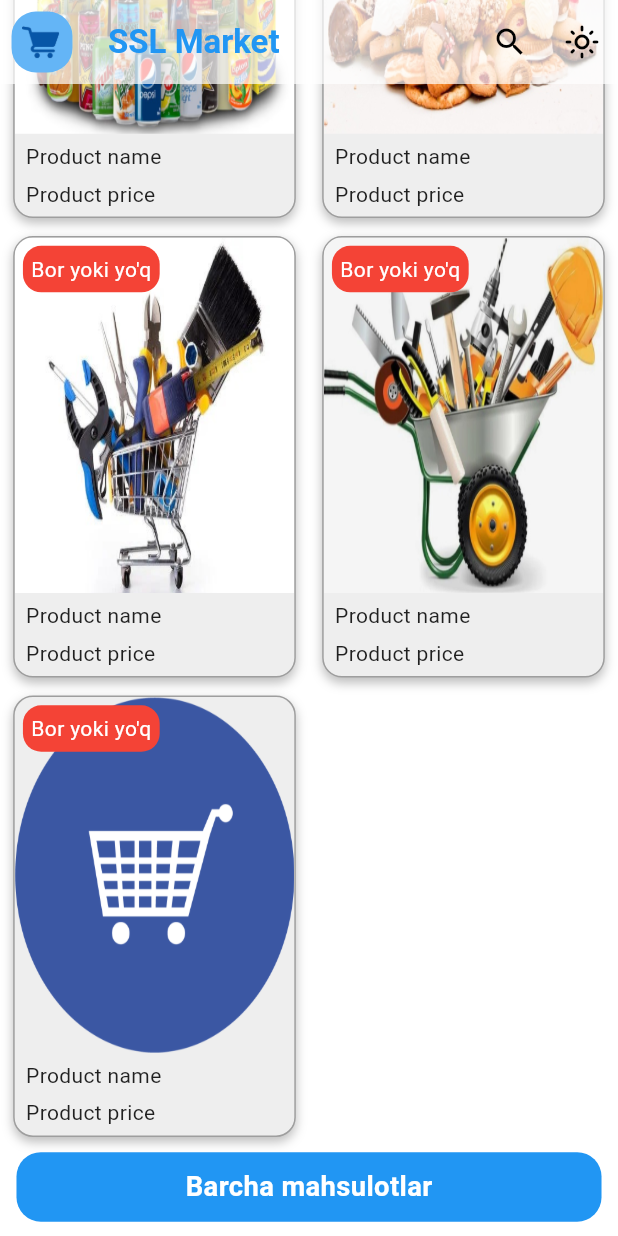
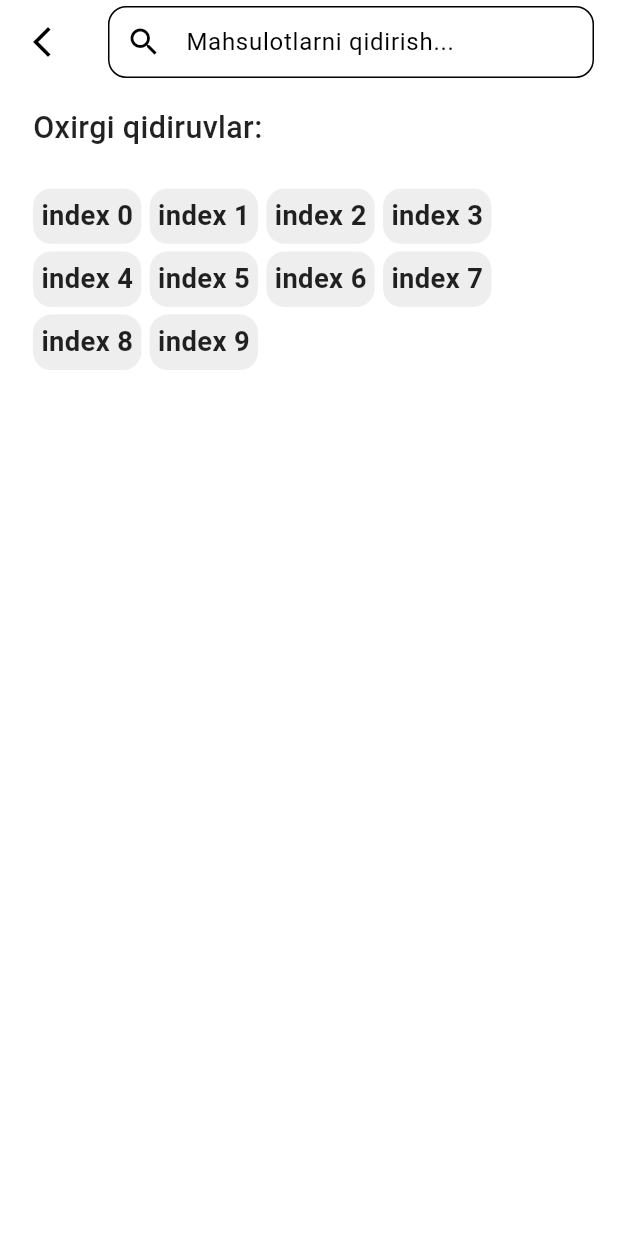
Before and after one commit to SayfiddinovJ/market, a Flutter app: the screen it shows after launch, scrolled down 1374 dp, after a tap on the "search" icon, on a phone screen of 412 x 824 dp. Run offline on Flutter 3.47's test engine with Material 3 defaults, Android fonts, the phone set to English and light mode, and no system bars; our stand-ins replace connectivity_plus, flutter_bloc, flutter_screenutil, shared_preferences, supabase_flutter; accounts and stored records are empty.

Commit message:
search screen

```diff
--- a/lib/routes/app_routes.dart
+++ b/lib/routes/app_routes.dart
@@ -1,11 +1,13 @@
 import 'package:flutter/cupertino.dart';
 import 'package:flutter/material.dart';
 import 'package:market/ui/home/home_screen.dart';
+import 'package:market/ui/search/search_screen.dart';
 import 'package:market/ui/splash/splash_screen.dart';
 
 class RouteNames {
   static const String splashScreen = "/";
   static const String home = "/home";
+  static const String search = "/search";
 }
 
 class AppRoutes {
@@ -15,12 +17,14 @@ class AppRoutes {
         return CupertinoPageRoute(builder: (context) => const SplashScreen());
       case RouteNames.home:
         return CupertinoPageRoute(builder: (context) => const HomeScreen());
-
+      case RouteNames.search:
+        return CupertinoPageRoute(builder: (context) => const SearchScreen());
       default:
         return CupertinoPageRoute(
           builder:
-              (context) =>
-                  const Scaffold(body: Center(child: Text("Sahifa topilmadi!"))),
+              (context) => const Scaffold(
+                body: Center(child: Text("Sahifa topilmadi!")),
+              ),
         );
     }
   }
--- a/lib/ui/home/home_screen.dart
+++ b/lib/ui/home/home_screen.dart
@@ -1,6 +1,7 @@
 import 'package:flutter/material.dart';
 import 'package:flutter_screenutil/flutter_screenutil.dart';
 import 'package:market/data/models/category/categories.dart';
+import 'package:market/routes/app_routes.dart';
 import 'package:market/ui/home/widgets/categories_list.dart';
 import 'package:market/ui/home/widgets/search_container.dart';
 import 'package:market/ui/widgets/global_button.dart';
@@ -30,7 +31,12 @@ class HomeScreen extends StatelessWidget {
             style: TextStyle(fontWeight: FontWeight.bold, color: Colors.blue),
           ),
           actions: [
-            IconButton(onPressed: () {}, icon: Icon(Icons.search)),
+            IconButton(
+              onPressed: () {
+                Navigator.pushNamed(context, RouteNames.search);
+              },
+              icon: Icon(Icons.search),
+            ),
             ThemeChanger(),
           ],
         ),
@@ -76,9 +82,7 @@ class HomeScreen extends StatelessWidget {
                 childAspectRatio: 0.7, // Elementlar proporsiyasi
               ),
             ),
-            SliverToBoxAdapter(
-              child: GlobalButton(),
-            ),
+            SliverToBoxAdapter(child: GlobalButton()),
           ],
         ),
       ),
--- a/lib/ui/home/widgets/search_container.dart
+++ b/lib/ui/home/widgets/search_container.dart
@@ -1,12 +1,15 @@
 import 'package:flutter/material.dart';
 import 'package:flutter_screenutil/flutter_screenutil.dart';
+import 'package:market/routes/app_routes.dart';
 
 class SearchContainer extends StatelessWidget {
   const SearchContainer({super.key});
 
   @override
   Widget build(BuildContext context) {
-    return Padding(
+    return GestureDetector(
+      onTap: () => Navigator.pushNamed(context, RouteNames.search),
+      child: Padding(
         padding: EdgeInsets.only(
           left: 10.w,
           right: 10.w,
@@ -24,12 +27,10 @@ class SearchContainer extends StatelessWidget {
               Icon(Icons.search),
               Text(
                 'Mahsulotlarni qidirish...',
-              style: TextStyle(
-                fontSize: 16.sp,
-                fontWeight: FontWeight.w600,
-              ),
+                style: TextStyle(fontSize: 16.sp, fontWeight: FontWeight.w600),
               ),
             ],
+          ),
         ),
       ),
     );
--- /dev/null
+++ b/lib/ui/search/search_screen.dart
@@ -0,0 +1,82 @@
+import 'package:flutter/material.dart';
+import 'package:flutter_screenutil/flutter_screenutil.dart';
+import 'package:market/utils/extensions/extensions.dart';
+
+class SearchScreen extends StatelessWidget {
+  const SearchScreen({super.key});
+
+  @override
+  Widget build(BuildContext context) {
+    return SafeArea(
+      child: Scaffold(
+        appBar: AppBar(
+          leading: IconButton(
+            onPressed: () {
+              Navigator.pop(context);
+            },
+            icon: Icon(Icons.arrow_back_ios_new),
+          ),
+          title: Padding(
+            padding: EdgeInsets.symmetric(vertical: 20.w),
+            child: TextField(
+              decoration: InputDecoration(
+                contentPadding: EdgeInsetsGeometry.symmetric(vertical: 5.w),
+                border: OutlineInputBorder(
+                  borderRadius: BorderRadius.circular(12.r),
+                ),
+                hintText: 'Mahsulotlarni qidirish...',
+                prefixIcon: Icon(Icons.search),
+              ),
+            ),
+          ),
+        ),
+        body: CustomScrollView(
+          slivers: [
+            SliverToBoxAdapter(
+              child: Padding(
+                padding: EdgeInsets.symmetric(horizontal: 20.w, vertical: 15.h),
+                child: Text(
+                  'Oxirgi qidiruvlar:',
+                  style: TextStyle(
+                    fontWeight: FontWeight.w500,
+                    fontSize: 20.sp,
+                  ),
+                ),
+              ),
+            ),
+            SliverToBoxAdapter(
+              child: Padding(
+                padding: EdgeInsets.symmetric(horizontal: 20.w, vertical: 10.h),
+                child: Wrap(
+                  children: [
+                    ...List.generate(
+                      10,
+                      (index) => Container(
+                        margin: EdgeInsets.only(right: 5.w, bottom: 5.h),
+                        padding: EdgeInsets.all(5.w),
+                        decoration: BoxDecoration(
+                          color:
+                              Theme.of(
+                                context,
+                              ).extension<ContainerColors>()!.background,
+                          borderRadius: BorderRadius.circular(12.r),
+                        ),
+                        child: Text(
+                          'index $index',
+                          style: TextStyle(
+                            fontSize: 18.sp,
+                            fontWeight: FontWeight.bold,
+                          ),
+                        ),
+                      ),
+                    ),
+                  ],
+                ),
+              ),
+            ),
+          ],
+        ),
+      ),
+    );
+  }
+}
```
Lines whose indentation alone changed are shown as unchanged.
